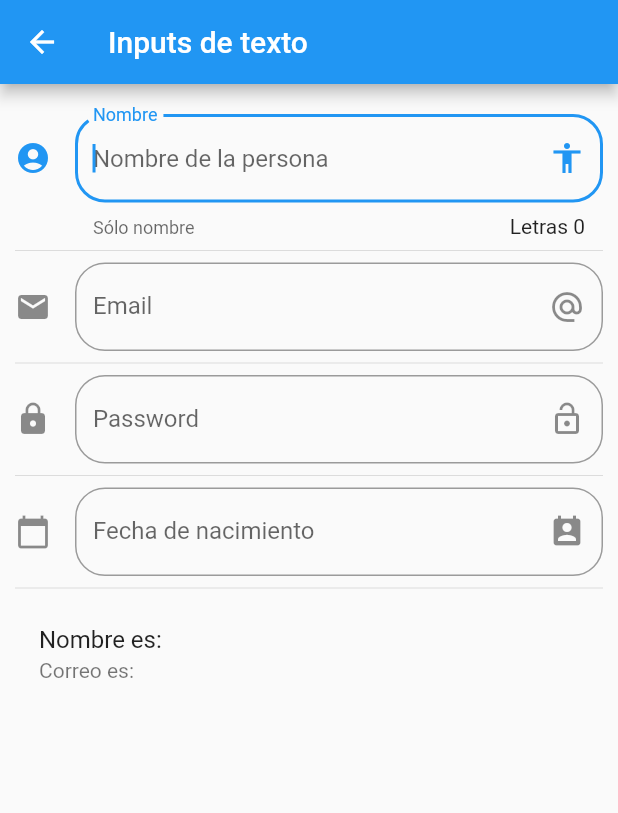
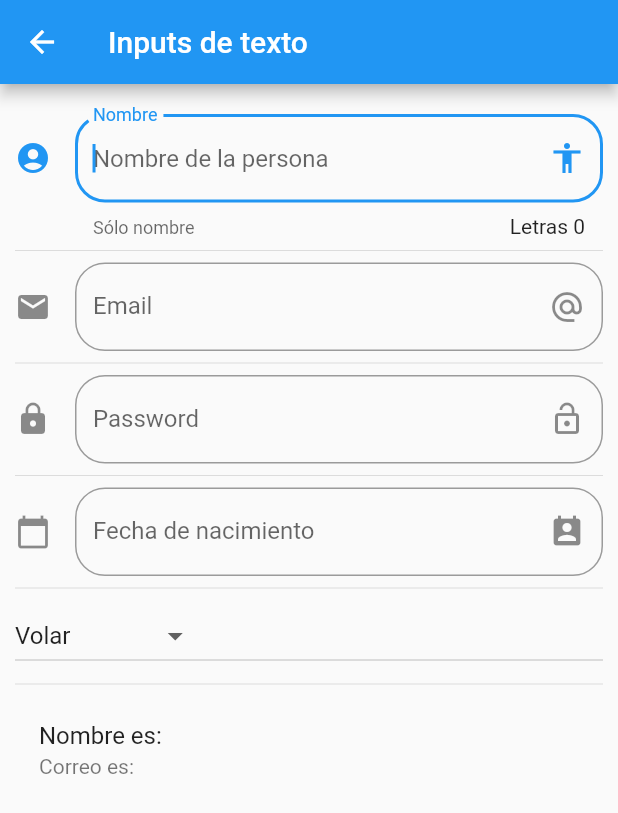
Before and after one commit to ddienu/Componentes, a Flutter app: the InputPage screen opened by its route, on a phone screen of 412 x 824 dp. Shown: the top 813 px of the screen. Run offline on Flutter 3.47's test engine with Material 2 defaults, Android fonts, the phone set to English and light mode, and no system bars.

Commit message:
Add: Dropdown
Add dropdown and drop down items, with a character value as, fly, super strong etc.

```diff
--- a/lib/src/pages/input_page.dart
+++ b/lib/src/pages/input_page.dart
@@ -15,7 +15,13 @@ class _InputPageState extends State<InputPage> {
   String _password = '';
   String _fecha    = '';
 
+  dynamic _opcionSeleccionada = 'Volar';
+
+  List<String> _poderes = ['Volar', 'Rayos X', 'Super Aliento', 'Super Fuerza'];
+
   TextEditingController _inputFieldDateController = new TextEditingController();
+
+  get opt => null;
 
   @override
   Widget build(BuildContext context) {
@@ -33,6 +39,8 @@ class _InputPageState extends State<InputPage> {
           _crearPassword(),
           Divider(),
           _crearFecha(context),
+          Divider(),
+          _crearDropdown(),
           Divider(),
           _crearPersona(),
         ],
@@ -175,4 +183,35 @@ class _InputPageState extends State<InputPage> {
       });
     }
   }
-}
+
+  List<DropdownMenuItem<String>> getOpcionesDropdown() {
+
+    List<DropdownMenuItem<String>> lista = [];
+
+    _poderes.forEach(( poder ) {
+
+      lista.add(DropdownMenuItem(
+
+        child: Text(poder),
+        value: poder,
+
+        ));
+     });
+
+     return lista;
+  }
+
+  _crearDropdown() {
+
+    return DropdownButton(
+      value: _opcionSeleccionada,
+      items: getOpcionesDropdown(),
+      onChanged: (opt){
+        print (opt);
+        setState(() {
+          _opcionSeleccionada = (opt);
+        });
+      }
+    );
+    }
+  }
```
